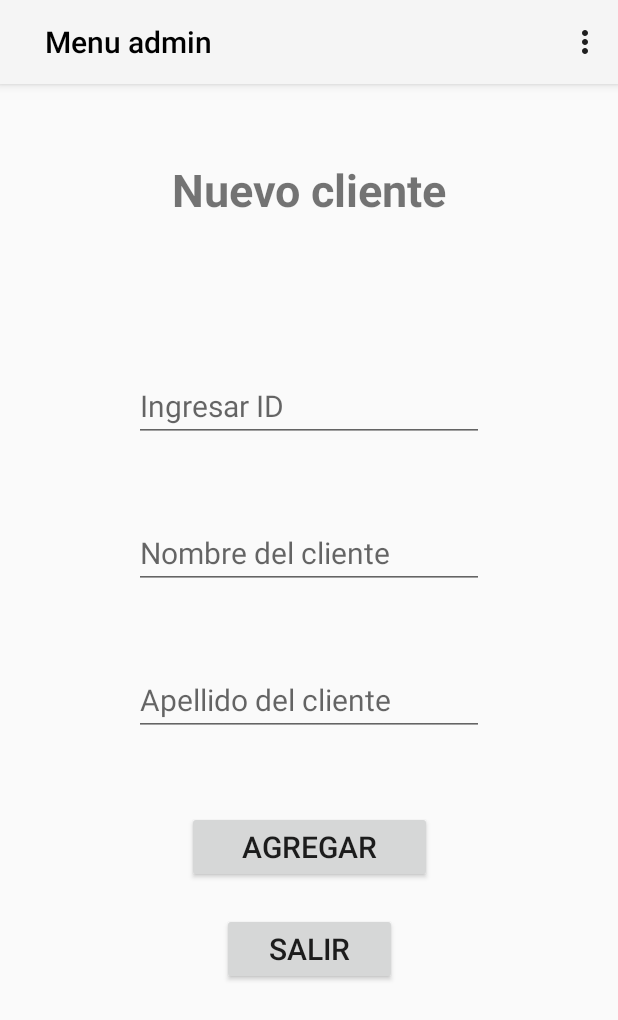
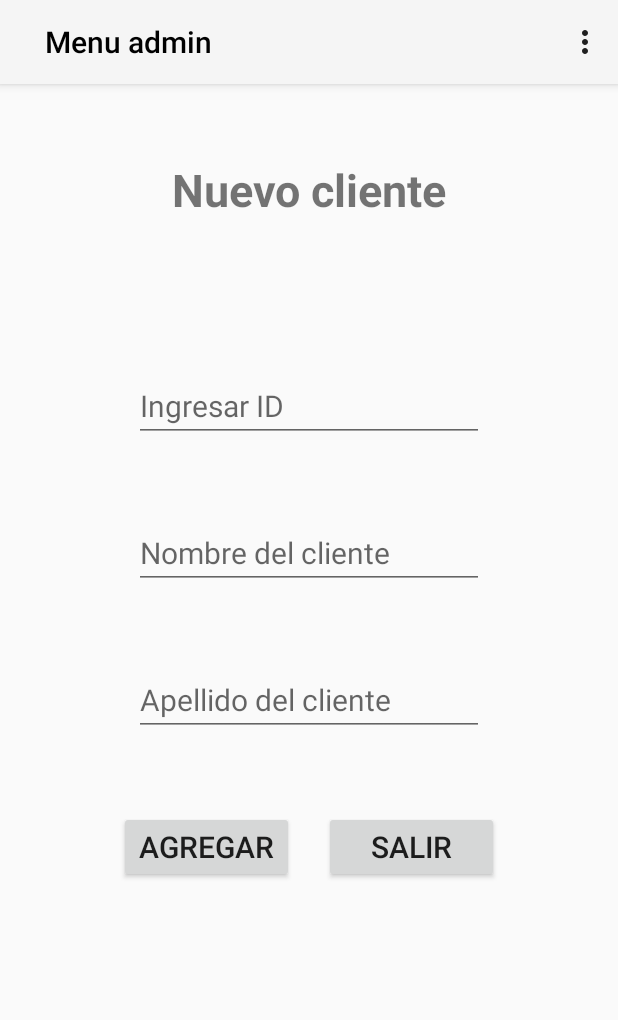
Before and after one commit to gasToledo/TP2-Empresa-Telefonica-Android, an Android app: the AgregarClienteFragment screen opened through its navigation route, on a phone screen of 412 x 824 dp. Shown: the top 1020 px of the screen. Run offline under Robolectric (Android 15) with nearby library versions, the phone set to English and light mode, and no system bars.

Commit message:
Cambios en condicionales de los fragmentos QuitarClienteFragment.kt y AgregarClienteFragment.kt

```diff
--- a/TP2EmpresaTelefonica/app/src/main/java/com/example/tp2empresatelefonica/interfaz/adapters/AdapterListaDeClientes.kt
+++ b/TP2EmpresaTelefonica/app/src/main/java/com/example/tp2empresatelefonica/interfaz/adapters/AdapterListaDeClientes.kt
@@ -41,9 +41,9 @@ class AdapterListaDeClientes(private val listaClientes: MutableList<Cliente>, pr
     @RequiresApi(Build.VERSION_CODES.O)
     override fun onBindViewHolder(holder: ViewHolder, position: Int) {
 
-        holder.nombreCliente.text = listaClientes[position].nombreDeCliente()
-        holder.tipoDeCliente.text = listaClientes[position].tipoCliente().name
-        holder.costoTotalDeLlamadasCliente.text = sistema.calcularCostoLlamadasCliente(listaClientes[position].codigoDeCliente()).toString()
+        holder.nombreCliente.text = "Nombre: ${listaClientes[position].nombreDeCliente()}"
+        holder.tipoDeCliente.text = "Estado: ${listaClientes[position].tipoCliente().name}"
+        holder.costoTotalDeLlamadasCliente.text = "Costo total de llamadas: ${sistema.calcularCostoLlamadasCliente(listaClientes[position].codigoDeCliente())}"
 
         holder.vista.setOnClickListener {
             enviarCliente(listaClientes[position])
--- a/TP2EmpresaTelefonica/app/src/main/java/com/example/tp2empresatelefonica/interfaz/fragments/AgregarClienteFragment.kt
+++ b/TP2EmpresaTelefonica/app/src/main/java/com/example/tp2empresatelefonica/interfaz/fragments/AgregarClienteFragment.kt
@@ -16,7 +16,12 @@ import com.example.tp2empresatelefonica.databinding.FragmentAgregarClienteBindin
 class AgregarClienteFragment : Fragment() {
 
     private lateinit var binding : FragmentAgregarClienteBinding
-    private var listaDeClientesRegistrados = mutableSetOf<Cliente>()
+    private var listaDeClientesRegistrados = mutableListOf<Cliente>(
+        Cliente(2,"G","T"),
+        Cliente(100,"M","T")
+    )
+
+
     override fun onCreateView(
         inflater: LayoutInflater, container: ViewGroup?,
         savedInstanceState: Bundle?
@@ -42,6 +47,13 @@ class AgregarClienteFragment : Fragment() {
 
                 Toast.makeText(binding.root.context, "Ingrese datos validos porfavor.", Toast.LENGTH_SHORT).show()
             }
+            else {
+                Toast.makeText(binding.root.context, "Cliente ya registrado", Toast.LENGTH_SHORT).show()
+            }
+        }
+
+        binding.agregarClienteButtonSalir.setOnClickListener {
+            navController.navigate(R.id.action_agregarClienteFragment_to_menuAdmin)
         }
     }
 
@@ -62,8 +74,6 @@ class AgregarClienteFragment : Fragment() {
                 return true
             }
         }
-
-        Toast.makeText(binding.root.context, "Cliente ya registrado", Toast.LENGTH_SHORT).show()
         return false
     }
 
--- a/TP2EmpresaTelefonica/app/src/main/java/com/example/tp2empresatelefonica/interfaz/fragments/QuitarClienteFragment.kt
+++ b/TP2EmpresaTelefonica/app/src/main/java/com/example/tp2empresatelefonica/interfaz/fragments/QuitarClienteFragment.kt
@@ -14,7 +14,10 @@ import com.example.tp2empresatelefonica.databinding.FragmentQuitarClienteBinding
 class QuitarClienteFragment : Fragment() {
 
     private lateinit var binding : FragmentQuitarClienteBinding
-    private var listaDeClientes = mutableListOf<Cliente>()
+    private var listaDeClientes = mutableListOf<Cliente>(
+        Cliente(1,"Gas","Tol"),
+        Cliente(2,"Sas","Sus")
+    )
 
     override fun onCreateView(
         inflater: LayoutInflater, container: ViewGroup?,
@@ -40,6 +43,10 @@ class QuitarClienteFragment : Fragment() {
 
                 Toast.makeText(binding.root.context, "Ingrese datos validos porfavor.", Toast.LENGTH_SHORT).show()
             }
+            else{
+
+                Toast.makeText(binding.root.context, "Cliente no existente", Toast.LENGTH_SHORT).show()
+            }
         }
 
         binding.quitarClienteButtonSalir.setOnClickListener {
@@ -51,15 +58,13 @@ class QuitarClienteFragment : Fragment() {
 
         listaDeClientes.forEach { cliente ->
 
-            if(cliente.codigoDeCliente().toString() != id && cliente.nombreDeCliente() != nombre){
+            if(cliente.codigoDeCliente().toString() == id && cliente.nombreDeCliente() == nombre){
 
                 listaDeClientes.remove(cliente)
                 Toast.makeText(binding.root.context, "$nombre a sido removido con exito.", Toast.LENGTH_SHORT).show()
                 return true
             }
         }
-
-        Toast.makeText(binding.root.context, "Cliente no existente", Toast.LENGTH_SHORT).show()
         return false
     }
 
--- a/TP2EmpresaTelefonica/app/src/main/res/layout/fragment_agregar_cliente.xml
+++ b/TP2EmpresaTelefonica/app/src/main/res/layout/fragment_agregar_cliente.xml
@@ -32,7 +32,7 @@
         app:layout_constraintEnd_toEndOf="parent"
         app:layout_constraintStart_toStartOf="parent"
         app:layout_constraintTop_toBottomOf="@+id/agregarClienteTitulo"
-        app:layout_constraintBottom_toTopOf="@+id/agregarClienteButton"
+        app:layout_constraintBottom_toTopOf="@+id/agregarClienteBotones"
         >
 
 
@@ -73,18 +73,25 @@
 
     </LinearLayout>
 
+    <androidx.appcompat.widget.LinearLayoutCompat
+        android:layout_width="wrap_content"
+        android:layout_height="wrap_content"
+        android:id="@+id/agregarClienteBotones"
+        android:orientation="horizontal"
+        android:layout_marginTop="50dp"
+
+        app:layout_constraintTop_toBottomOf="@+id/agregarClienteDatos"
+        app:layout_constraintStart_toStartOf="parent"
+        app:layout_constraintEnd_toEndOf="parent">
+
     <Button
         android:layout_width="wrap_content"
         android:layout_height="wrap_content"
         android:id="@+id/agregarClienteButton"
         android:text="@string/agregar"
         android:textSize="20sp"
-        android:ems="7"
-        android:layout_marginTop="50dp"
-
-        app:layout_constraintTop_toBottomOf="@+id/agregarClienteDatos"
-        app:layout_constraintStart_toStartOf="parent"
-        app:layout_constraintEnd_toEndOf="parent"/>
+        android:ems="5"
+        android:layout_marginEnd="10dp"/>
 
     <Button
         android:layout_width="wrap_content"
@@ -93,11 +100,8 @@
         android:text="@string/salir"
         android:textSize="20sp"
         android:ems="5"
-        android:layout_marginTop="20dp"
+        android:layout_marginStart="10dp"/>
 
-        app:layout_constraintEnd_toEndOf="parent"
-        app:layout_constraintStart_toStartOf="parent"
+    </androidx.appcompat.widget.LinearLayoutCompat>
 
-        app:layout_constraintTop_toBottomOf="@+id/agregarClienteButton"
-        />
 </androidx.constraintlayout.widget.ConstraintLayout>
```
Also changed, not shown: TP2EmpresaTelefonica/app/src/main/java/com/example/tp2empresatelefonica/interfaz/adapters/AdapterListaDeLlamadasPorCliente.kt (+4 -4 lines).
